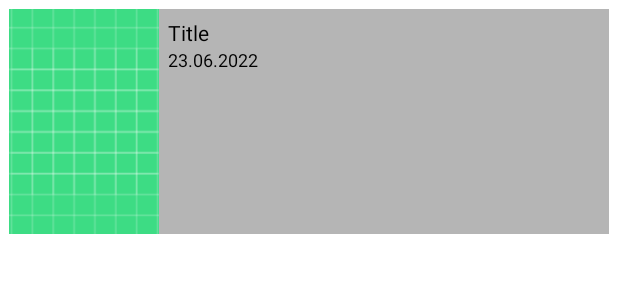
After one commit to palminschi/findAMovie, an Android app: the layout item_movie_simple.xml on its own in the app's theme, with its tools: preview values and no code run, on a phone screen of 412 x 824 dp. The commit adds this screen. Shown: the top 300 px of the screen. Run offline under Robolectric (Android 15) with nearby library versions, the light colour scheme and no system bars; network calls fail.

Commit message:
MovieAdapter - Types were added

```diff
--- a/app/src/main/java/com/palmdev/findamovie/domain/repository/MovieRepository.kt
+++ b/app/src/main/java/com/palmdev/findamovie/domain/repository/MovieRepository.kt
@@ -1,8 +1,9 @@
 package com.palmdev.findamovie.domain.repository
 
 import com.palmdev.findamovie.domain.entity.MoviesPage
-import retrofit2.Response
 
 interface MovieRepository {
-    suspend fun getUpcomingMovies(): MoviesPage?
+
+    suspend fun getUpcomingMovies(language: String, page: Int): MoviesPage?
+
 }
--- a/app/src/main/java/com/palmdev/findamovie/presentation/MainActivity.kt
+++ b/app/src/main/java/com/palmdev/findamovie/presentation/MainActivity.kt
@@ -6,8 +6,10 @@ import androidx.navigation.NavController
 import androidx.navigation.fragment.NavHostFragment
 import androidx.navigation.ui.NavigationUI
 import com.google.android.material.bottomnavigation.BottomNavigationView
+import com.palmdev.findamovie.Const
 import com.palmdev.findamovie.MAIN
 import com.palmdev.findamovie.R
+import java.util.*
 
 class MainActivity : AppCompatActivity() {
 
@@ -17,6 +19,7 @@ class MainActivity : AppCompatActivity() {
         super.onCreate(savedInstanceState)
         setContentView(R.layout.activity_main)
         MAIN = this
+        Const.setUserLanguage(Locale.getDefault().language)
 
         // Setup navigation
         val navHostFragment = supportFragmentManager.findFragmentById(R.id.nav_host) as NavHostFragment
--- a/app/src/main/java/com/palmdev/findamovie/presentation/screens/favorites/FavoritesAdapter.kt
+++ /dev/null
@@ -1,4 +0,0 @@
-package com.palmdev.findamovie.presentation.screens.favorites
-
-class FavoritesAdapter {
-}
--- a/app/src/main/java/com/palmdev/findamovie/presentation/screens/favorites/FavoritesFragment.kt
+++ b/app/src/main/java/com/palmdev/findamovie/presentation/screens/favorites/FavoritesFragment.kt
@@ -5,11 +5,10 @@ import android.view.LayoutInflater
 import android.view.View
 import android.view.ViewGroup
 import androidx.fragment.app.Fragment
-import androidx.lifecycle.ViewModelProvider
 import androidx.recyclerview.widget.RecyclerView
 import com.palmdev.findamovie.R
 import com.palmdev.findamovie.databinding.FragmentFavoritesBinding
-import com.palmdev.findamovie.presentation.screens.main.MainAdapter
+import com.palmdev.findamovie.presentation.screens.MovieAdapter
 import org.koin.androidx.viewmodel.ext.android.viewModel
 
 class FavoritesFragment : Fragment(R.layout.fragment_favorites) {
@@ -17,7 +16,7 @@ class FavoritesFragment : Fragment(R.layout.fragment_favorites) {
     private var mBinding: FragmentFavoritesBinding? = null
     private val binding get() = mBinding!!
     private lateinit var recyclerView: RecyclerView
-    private val adapter by lazy { MainAdapter() }
+    private val adapter by lazy { MovieAdapter(MovieAdapter.AdapterType.DETAILED) }
     private val viewModel: FavoritesViewModel by viewModel()
 
     override fun onCreateView(
--- a/app/src/main/java/com/palmdev/findamovie/presentation/screens/main/MainFragment.kt
+++ b/app/src/main/java/com/palmdev/findamovie/presentation/screens/main/MainFragment.kt
@@ -10,6 +10,7 @@ import com.palmdev.findamovie.MAIN
 import com.palmdev.findamovie.R
 import com.palmdev.findamovie.databinding.FragmentMainBinding
 import com.palmdev.findamovie.domain.entity.Movie
+import com.palmdev.findamovie.presentation.screens.MovieAdapter
 import org.koin.androidx.viewmodel.ext.android.viewModel
 
 class MainFragment : Fragment(R.layout.fragment_main) {
@@ -17,7 +18,7 @@ class MainFragment : Fragment(R.layout.fragment_main) {
     private var mBinding: FragmentMainBinding? = null
     private val binding get() = mBinding!!
     private lateinit var recyclerView: RecyclerView
-    private val adapter by lazy { MainAdapter() }
+    private val adapter by lazy { MovieAdapter(adapterType = MovieAdapter.AdapterType.SIMPLE) }
     private val viewModel: MainViewModel by viewModel()
 
     override fun onCreateView(
--- a/app/src/main/java/com/palmdev/findamovie/presentation/screens/main/MainViewModel.kt
+++ b/app/src/main/java/com/palmdev/findamovie/presentation/screens/main/MainViewModel.kt
@@ -4,6 +4,7 @@ import androidx.lifecycle.LiveData
 import androidx.lifecycle.MutableLiveData
 import androidx.lifecycle.ViewModel
 import androidx.lifecycle.viewModelScope
+import com.palmdev.findamovie.Const
 import com.palmdev.findamovie.data.repository.MovieRepositoryImpl
 import com.palmdev.findamovie.domain.entity.MoviesPage
 import com.palmdev.findamovie.domain.usecase.GetUpcomingMoviesUseCase
@@ -16,7 +17,7 @@ class MainViewModel(private val getUpcomingMoviesUseCase: GetUpcomingMoviesUseCa
 
     fun getUpcomingMovies() {
         viewModelScope.launch {
-            _upcomingMovies.value = getUpcomingMoviesUseCase.invoke()
+            _upcomingMovies.value = getUpcomingMoviesUseCase.invoke(language = Const.getUserLanguage())
         }
     }
 }
--- a/app/src/main/res/layout/fragment_favorites.xml
+++ b/app/src/main/res/layout/fragment_favorites.xml
@@ -11,7 +11,7 @@
         android:layout_width="match_parent"
         android:layout_height="wrap_content"
         tools:itemCount="3"
-        tools:listitem="@layout/item_movie"
+        tools:listitem="@layout/item_movie_detailed"
         app:layoutManager="androidx.recyclerview.widget.LinearLayoutManager" />
 
 </FrameLayout>
--- a/app/src/main/res/layout/fragment_main.xml
+++ b/app/src/main/res/layout/fragment_main.xml
@@ -11,7 +11,7 @@
         android:layout_height="wrap_content"
         android:id="@+id/recViewMain"
         tools:itemCount="3"
-        tools:listitem="@layout/item_movie"
+        tools:listitem="@layout/item_movie_detailed"
         app:layoutManager="androidx.recyclerview.widget.LinearLayoutManager"/>
 
 </FrameLayout>
--- /dev/null
+++ b/app/src/main/res/layout/item_movie_simple.xml
@@ -0,0 +1,41 @@
+<?xml version="1.0" encoding="utf-8"?>
+<LinearLayout xmlns:android="http://schemas.android.com/apk/res/android"
+    xmlns:app="http://schemas.android.com/apk/res-auto"
+    android:layout_width="match_parent"
+    android:layout_height="wrap_content"
+    android:layout_margin="6dp"
+    android:background="@color/gray"
+    android:orientation="horizontal">
+
+    <ImageView
+        android:id="@+id/movieImg"
+        android:layout_width="100dp"
+        android:layout_height="150dp"
+        android:scaleType="centerCrop"
+        android:contentDescription="@null"
+        app:srcCompat="@drawable/ic_launcher_background" />
+
+    <LinearLayout
+        android:layout_width="0dp"
+        android:layout_height="match_parent"
+        android:layout_margin="6dp"
+        android:layout_weight="1"
+        android:orientation="vertical">
+
+        <TextView
+            android:id="@+id/movieTitle"
+            android:layout_width="match_parent"
+            android:layout_height="wrap_content"
+            android:text="Title"
+            android:textColor="@color/black" />
+
+        <TextView
+            android:id="@+id/movieOriginalTitle"
+            android:layout_width="match_parent"
+            android:layout_height="wrap_content"
+            android:text="23.06.2022"
+            android:textSize="12sp"
+            android:textColor="@color/black" />
+
+    </LinearLayout>
+</LinearLayout>
```
Also changed, not shown: app/src/main/java/com/palmdev/findamovie/Const.kt (+13 -1 lines), app/src/main/java/com/palmdev/findamovie/data/network/ApiService.kt (+7 -3 lines), app/src/main/java/com/palmdev/findamovie/data/repository/MovieRepositoryImpl.kt (+7 -4 lines), app/src/main/java/com/palmdev/findamovie/domain/usecase/GetUpcomingMoviesUseCase.kt (+6 -2 lines), app/src/main/java/com/palmdev/findamovie/presentation/screens/MovieAdapter.kt (added, +86 -0 lines), app/src/main/java/com/palmdev/findamovie/presentation/screens/main/MainAdapter.kt (deleted, +0 -54 lines), app/src/main/res/layout/item_movie_detailed.xml (renamed from app/src/main/res/layout/item_movie.xml).
